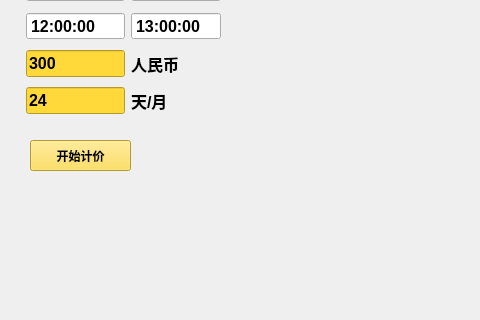
Old version of the form moneyprogress.ui in the repository wxydejoy/MoneyProgress_win; both pictures show x 320 to 800 and y 280 to 600 of the 800 by 600 pixel window.
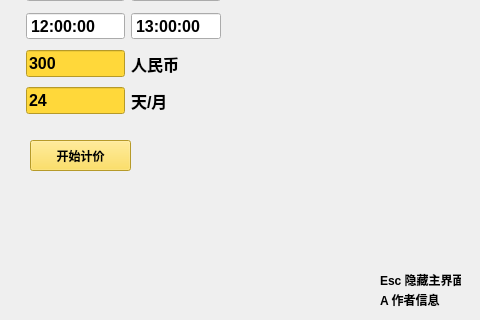
New version of the form. Icons and pictures are not drawn.

```diff
--- a/moneyprogress.ui
+++ b/moneyprogress.ui
@@ -19,6 +19,9 @@
   <property name="windowTitle">
    <string>MoneyProgress</string>
   </property>
+  <property name="styleSheet">
+   <string notr="true"/>
+  </property>
   <widget class="QWidget" name="centralwidget">
    <widget class="QLabel" name="label">
     <property name="geometry">
@@ -430,8 +433,8 @@
    <widget class="QLabel" name="labelAbout">
     <property name="geometry">
      <rect>
-      <x>620</x>
-      <y>500</y>
+      <x>590</x>
+      <y>510</y>
       <width>161</width>
       <height>81</height>
      </rect>
@@ -440,6 +443,44 @@
      <string/>
     </property>
    </widget>
+   <widget class="QLabel" name="label_2">
+    <property name="geometry">
+     <rect>
+      <x>700</x>
+      <y>550</y>
+      <width>81</width>
+      <height>20</height>
+     </rect>
+    </property>
+    <property name="text">
+     <string>Esc 隐藏主界面</string>
+    </property>
+   </widget>
+   <widget class="QLabel" name="label_3">
+    <property name="geometry">
+     <rect>
+      <x>700</x>
+      <y>570</y>
+      <width>61</width>
+      <height>20</height>
+     </rect>
+    </property>
+    <property name="text">
+     <string>A 作者信息</string>
+    </property>
+   </widget>
+   <zorder>labelAbout</zorder>
+   <zorder>label</zorder>
+   <zorder>labelTitle1</zorder>
+   <zorder>labelTitle2</zorder>
+   <zorder>Startcalculate</zorder>
+   <zorder>labelDay</zorder>
+   <zorder>labelMoneyDay</zorder>
+   <zorder>labelHourDay</zorder>
+   <zorder>labelMoneySecond</zorder>
+   <zorder>gridLayoutWidget</zorder>
+   <zorder>label_2</zorder>
+   <zorder>label_3</zorder>
   </widget>
  </widget>
  <resources/>
```
